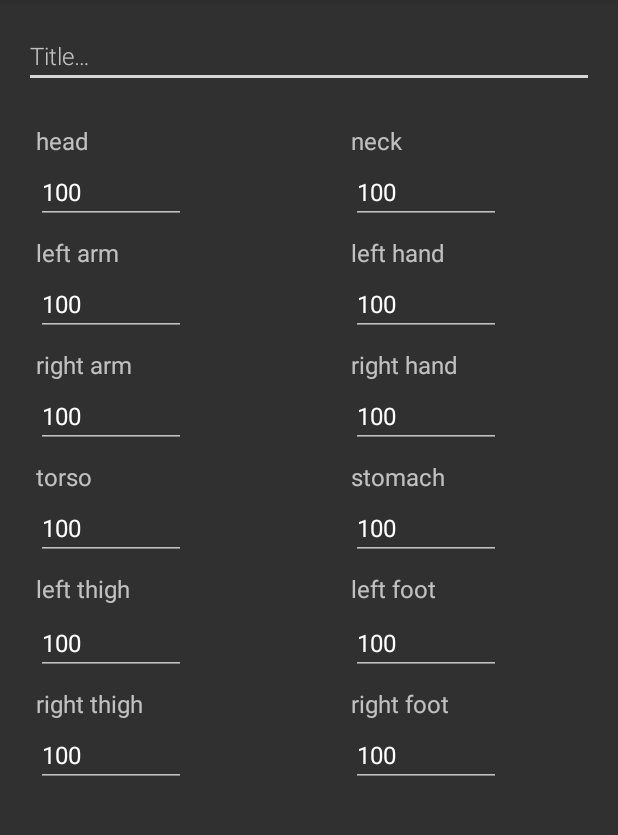
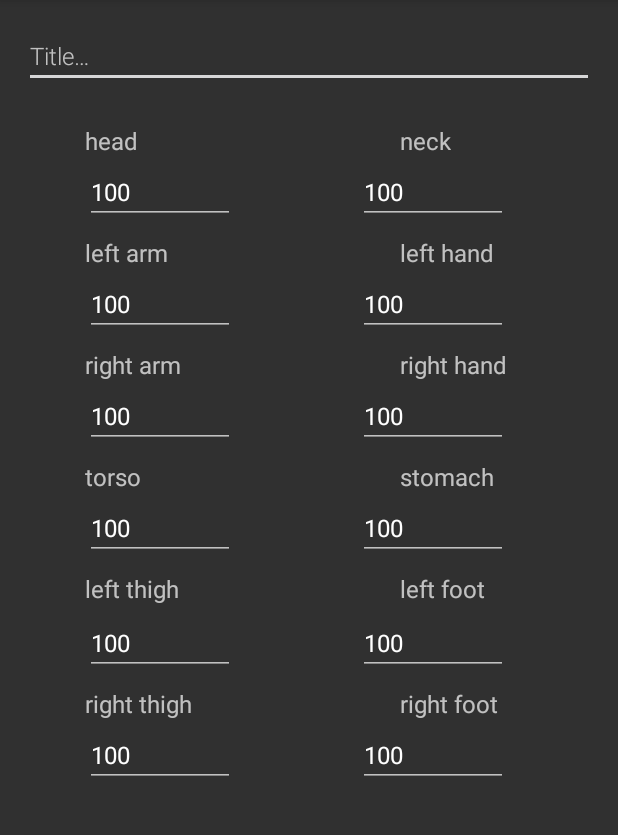
Before and after one commit to adamlew121/GMRoll, an Android app: the SettingsActivity screen opened directly, with no data from a screen before it, after a tap on "Add new Theme", on a phone screen of 412 x 824 dp, the part 84-919 px from its top. Run offline under Robolectric (Android 15) with nearby library versions, the phone set to English and light mode, and no system bars; our stand-ins replace CircleImageView, Room's generated code; 1 other tap on this screen came first.

Commit message:
fix swipów na SettingsActivity + rework layoutu activity_new_user_theme

```diff
--- a/app/src/main/AndroidManifest.xml
+++ b/app/src/main/AndroidManifest.xml
@@ -13,8 +13,8 @@
         android:supportsRtl="true"
         android:theme="@style/AppTheme">
         <activity
-            android:name=".Activity.NewUserThemeActivity"
-            android:windowSoftInputMode="stateVisible|adjustNothing" />
+            android:name=".Activity.NewUserThemeActivity" />
+            <!-- android:windowSoftInputMode="stateVisible|adjustNothing" /> -->
         <activity
             android:name=".Activity.HistoryActivity"
             android:configChanges="orientation|screenSize"
--- a/app/src/main/java/com/example/myfirstapp/Activity/MainActivity.java
+++ b/app/src/main/java/com/example/myfirstapp/Activity/MainActivity.java
@@ -71,7 +71,8 @@
      */
     public void rollResult(View view) {
 
-        int tempRandom = ThreadLocalRandom.current().nextInt(1, SettingsActivity.SUM + 1);
+       // int tempRandom = ThreadLocalRandom.current().nextInt(1, SettingsActivity.SUM + 1);
+        int tempRandom = (int)(Math.random() * (SettingsActivity.SUM) + 1);
         int rolledID = -1;
         String result = "";
 
--- a/app/src/main/java/com/example/myfirstapp/Listener/OnSwipeTouchListener.java
+++ b/app/src/main/java/com/example/myfirstapp/Listener/OnSwipeTouchListener.java
@@ -38,6 +38,7 @@
 
         @Override
         public boolean onFling(MotionEvent e1, MotionEvent e2, float velocityX, float velocityY) {
+            if (e2 == null || e1 == null) return false;
             float distanceX = e2.getX() - e1.getX();
             float distanceY = e2.getY() - e1.getY();
             if (Math.abs(distanceX) > Math.abs(distanceY) && Math.abs(distanceX) > SWIPE_DISTANCE_THRESHOLD && Math.abs(velocityX) > SWIPE_VELOCITY_THRESHOLD) {
--- a/app/src/main/res/layout/activity_new_user_theme.xml
+++ b/app/src/main/res/layout/activity_new_user_theme.xml
@@ -1,4 +1,4 @@
-<LinearLayout xmlns:android="http://schemas.android.com/apk/res/android"
+<RelativeLayout xmlns:android="http://schemas.android.com/apk/res/android"
     android:orientation="vertical"
     android:layout_width="match_parent"
     android:layout_height="match_parent"
@@ -16,14 +16,19 @@
         android:layout_margin="@dimen/big_padding"
         android:textSize="16sp" />
 
+    <ScrollView
+        android:id="@+id/scrollView_text_nodes_layout_new"
+        android:layout_width="330dp"
+        android:layout_height="wrap_content"
+        android:layout_below="@+id/input_new_title"
+        android:layout_centerHorizontal="true"
+        android:layout_marginTop="@dimen/small_padding"
+        android:layout_marginBottom="@dimen/big_padding">
+
         <androidx.constraintlayout.widget.ConstraintLayout
             android:id="@+id/text_nodes_layout_new"
-        android:layout_width="358dp"
+            android:layout_width="match_parent"
             android:layout_height="wrap_content"
-        android:layout_marginStart="8dp"
-        android:layout_marginLeft="8dp"
-        android:layout_marginTop="8dp"
-        android:layout_marginBottom="16dp"
             android:orientation="vertical"
             app:layout_constraintBottom_toBottomOf="parent"
             app:layout_constraintStart_toStartOf="parent"
@@ -74,8 +79,8 @@
                 android:layout_marginLeft="16dp"
                 android:ems="10"
                 android:hint="0"
+                android:inputType="numberDecimal"
                 android:textSize="16sp"
-            android:inputType="numberDecimal"
                 app:layout_constraintBottom_toTopOf="@+id/node_label_torso"
                 app:layout_constraintStart_toStartOf="parent"
                 app:layout_constraintTop_toBottomOf="@+id/node_label_arm_right" />
@@ -88,8 +93,8 @@
                 android:layout_marginLeft="16dp"
                 android:ems="10"
                 android:hint="0"
+                android:inputType="numberDecimal"
                 android:textSize="16sp"
-            android:inputType="numberDecimal"
                 app:layout_constraintBottom_toTopOf="@+id/node_label_thigh_left"
                 app:layout_constraintStart_toStartOf="parent"
                 app:layout_constraintTop_toBottomOf="@+id/node_label_torso" />
@@ -143,8 +148,8 @@
                 android:layout_marginBottom="8dp"
                 android:ems="10"
                 android:hint="0"
+                android:inputType="numberDecimal"
                 android:textSize="16sp"
-            android:inputType="numberDecimal"
                 app:layout_constraintBottom_toTopOf="@+id/node_label_thigh_right"
                 app:layout_constraintStart_toStartOf="parent"
                 app:layout_constraintTop_toBottomOf="@+id/node_label_thigh_left" />
@@ -207,8 +212,8 @@
                 android:layout_marginTop="2dp"
                 android:ems="10"
                 android:hint="0"
+                android:inputType="numberDecimal"
                 android:textSize="16sp"
-            android:inputType="numberDecimal"
                 app:layout_constraintBottom_toBottomOf="parent"
                 app:layout_constraintStart_toStartOf="parent"
                 app:layout_constraintTop_toBottomOf="@+id/node_label_thigh_right" />
@@ -288,8 +293,8 @@
                 android:layout_marginBottom="8dp"
                 android:ems="10"
                 android:hint="0"
+                android:inputType="numberDecimal"
                 android:textSize="16sp"
-            android:inputType="numberDecimal"
                 app:layout_constraintBottom_toTopOf="@+id/node_label_hand_right"
                 app:layout_constraintEnd_toEndOf="parent"
                 app:layout_constraintTop_toBottomOf="@+id/node_label_hand_left" />
@@ -302,8 +307,8 @@
                 android:layout_marginRight="32dp"
                 android:ems="10"
                 android:hint="0"
+                android:inputType="numberDecimal"
                 android:textSize="16sp"
-            android:inputType="numberDecimal"
                 app:layout_constraintBottom_toTopOf="@+id/node_label_stomach"
                 app:layout_constraintEnd_toEndOf="parent"
                 app:layout_constraintTop_toBottomOf="@+id/node_label_hand_right" />
@@ -316,8 +321,8 @@
                 android:layout_marginRight="32dp"
                 android:ems="10"
                 android:hint="0"
+                android:inputType="numberDecimal"
                 android:textSize="16sp"
-            android:inputType="numberDecimal"
                 app:layout_constraintBottom_toTopOf="@+id/node_label_foot_left"
                 app:layout_constraintEnd_toEndOf="parent"
                 app:layout_constraintTop_toBottomOf="@+id/node_label_stomach" />
@@ -332,8 +337,8 @@
                 android:layout_marginBottom="8dp"
                 android:ems="10"
                 android:hint="0"
+                android:inputType="numberDecimal"
                 android:textSize="16sp"
-            android:inputType="numberDecimal"
                 app:layout_constraintBottom_toTopOf="@+id/node_label_foot_right"
                 app:layout_constraintEnd_toEndOf="parent"
                 app:layout_constraintTop_toBottomOf="@+id/node_label_foot_left" />
@@ -346,13 +351,14 @@
                 android:layout_marginEnd="32dp"
                 android:ems="10"
                 android:hint="0"
+                android:inputType="numberDecimal"
                 android:textSize="16sp"
-            android:inputType="numberDecimal"
                 app:layout_constraintBottom_toBottomOf="parent"
                 app:layout_constraintEnd_toEndOf="parent"
                 app:layout_constraintTop_toBottomOf="@+id/node_label_foot_right" />
 
         </androidx.constraintlayout.widget.ConstraintLayout>
+    </ScrollView>
 
     <Button
         android:id="@+id/button_save"
@@ -361,6 +367,8 @@
         android:background="@color/colorPrimary"
         android:text="@string/button_save"
         android:layout_margin="@dimen/big_padding"
-        android:textColor="@color/buttonLabel" />
+        android:textColor="@color/buttonLabel"
+        android:layout_below="@+id/scrollView_text_nodes_layout_new"
+        android:layout_marginBottom="@dimen/small_padding"/>
 
-</LinearLayout>
+</RelativeLayout>
--- a/app/src/main/res/values/strings.xml
+++ b/app/src/main/res/values/strings.xml
@@ -26,7 +26,8 @@
     <string name="add_userTheme">Add new Theme</string>
     <string name="hint_userTheme">Title&#8230;</string>
     <string name="button_save">Save</string>
-    <string name="empty_not_saved">Theme not saved because it is empty.</string>
+    <string name="empty_not_saved">Theme not saved because of no title.</string>
+    <string name="zero_not_saved">Sum of theme\'s chances has to be bigger than zero</string>
     <string name="default_not_deleted">You cannot delete default theme.</string>
     <string name="duplicate_title">Theme with given name already exists.</string>
     <string name="default_not_edited">You cannot edit default theme.</string>
```
Also changed, not shown: app/src/main/java/com/example/myfirstapp/Activity/NewUserThemeActivity.java (+38 -5 lines), app/src/main/java/com/example/myfirstapp/Activity/SettingsActivity.java (+48 -0 lines), app/src/main/res/layout/activity_main.xml (+15 -28 lines), app/src/main/res/layout/activity_settings.xml (+9 -6 lines), 2 other files. Lines whose indentation alone changed are shown as unchanged.
